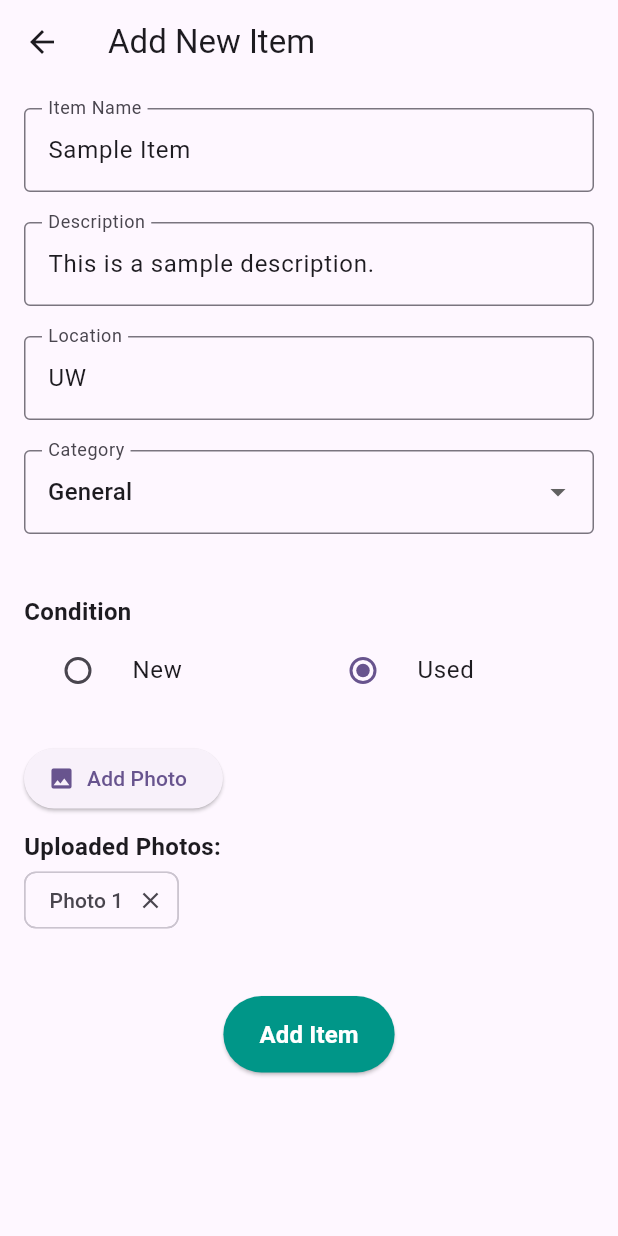
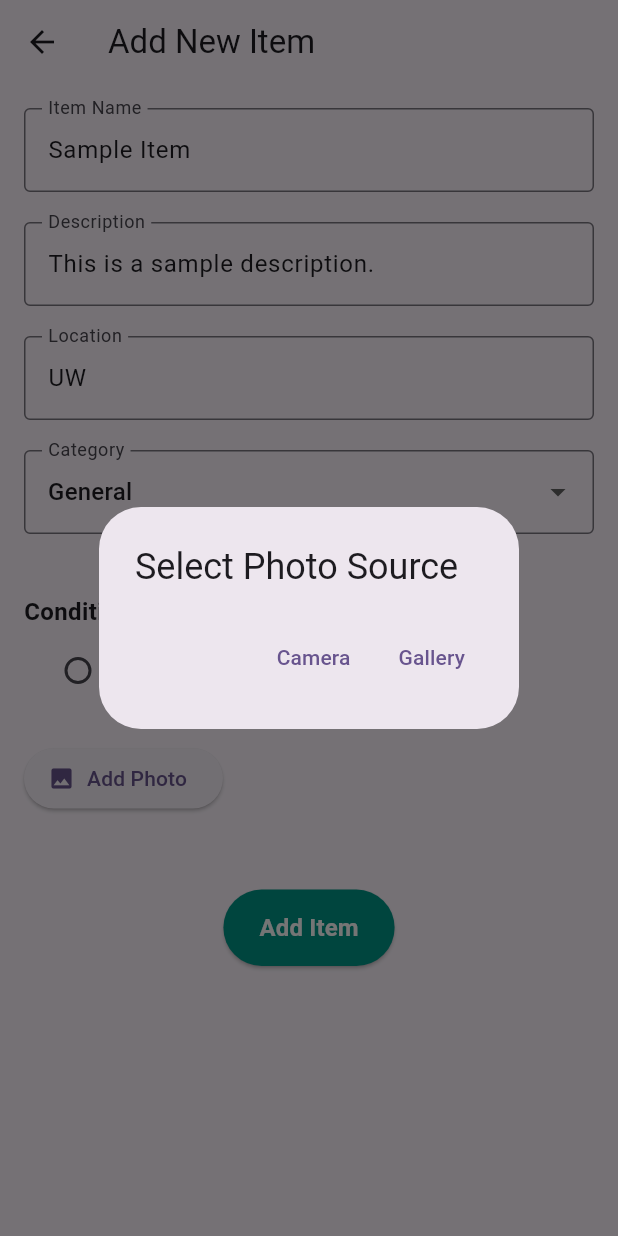
Before and after one commit to s-moshe/Dawgdealz, a Flutter app: the ItemEntryView screen opened directly, after a tap on "Add Photo", on a phone screen of 412 x 824 dp. Run offline on Flutter 3.47's test engine with Material 3 defaults, Android fonts, the phone set to English and light mode, and no system bars; our stand-ins replace firebase_core, image_picker; accounts and stored records are empty; generated files the repository leaves out were written again; network calls fail.

Commit message:
added camera access

```diff
--- a/dawgdealz/lib/views/donut_widget.dart
+++ b/dawgdealz/lib/views/donut_widget.dart
@@ -9,7 +9,7 @@
   Widget build(BuildContext context) {
     return Scaffold(
       appBar: AppBar(
-        backgroundColor: Colors.deepPurple,
+        backgroundColor: const Color.fromARGB(255, 114, 88, 159),
         title: Text('Item'),
       ),
       body: SingleChildScrollView(
--- a/dawgdealz/lib/views/item_entry_view.dart
+++ b/dawgdealz/lib/views/item_entry_view.dart
@@ -1,4 +1,7 @@
+import 'dart:io';
+
 import 'package:flutter/material.dart';
+import 'package:image_picker/image_picker.dart';
 import 'package:navigation/main.dart'; // Import the file where NavDemo is defined, which represents the main app structure.
 
 class ItemEntryView extends StatefulWidget {
@@ -22,7 +25,19 @@
   String _selectedCategory =
       'General'; // Holds the currently selected category from the dropdown.
   String _itemCondition = 'Used'; // Default for item condition
-  List<String> _uploadedPhotos = []; // list of uploaded
+  final List<File> _uploadedPhotos = []; // list of uploaded
+
+  final ImagePicker _picker = ImagePicker();
+
+   // Method to pick an image from the camera or gallery
+  Future<void> _pickImage(ImageSource source) async {
+    final XFile? image = await _picker.pickImage(source: source);
+    if (image != null) {
+      setState(() {
+        _uploadedPhotos.add(File(image.path));  // Add the image file to the list of uploaded photos
+      });
+    }
+  }
 
   @override
   Widget build(BuildContext context) {
@@ -185,9 +200,29 @@
                 child: ElevatedButton.icon(
                   onPressed: () {
                     // Placeholder logic for adding photos.
-                    setState(() {
-                      _uploadedPhotos.add("Photo ${_uploadedPhotos.length + 1}"); // Add placeholder photo.
-                    });
+                     // Show a dialog to choose between camera or gallery
+                    showDialog(
+                      context: context,
+                      builder: (context) => AlertDialog(
+                        title: const Text('Select Photo Source'),
+                        actions: [
+                          TextButton(
+                            onPressed: () {
+                              Navigator.pop(context);
+                              _pickImage(ImageSource.camera);  // Take a picture
+                            },
+                            child: const Text('Camera'),
+                          ),
+                          TextButton(
+                            onPressed: () {
+                              Navigator.pop(context);
+                              _pickImage(ImageSource.gallery);  // Pick from gallery
+                            },
+                            child: const Text('Gallery'),
+                          ),
+                        ],
+                      ),
+                    );
                   },
                   icon: const Icon(Icons.photo), // Icon for the button.
                   label: const Text('Add Photo'),
@@ -204,19 +239,35 @@
                       'Uploaded Photos:',
                       style: TextStyle(fontSize: 16, fontWeight: FontWeight.bold),
                     ),
-                    Wrap(
-                      spacing: 8.0, // Space between photo chips.
-                      children: _uploadedPhotos
-                          .map((photo) => Chip(
-                                label: Text(photo), // Display photo name.
-                                deleteIcon: const Icon(Icons.close), // Delete icon for each photo.
-                                onDeleted: () {
-                                  setState(() {
-                                    _uploadedPhotos.remove(photo); // Remove photo when delete icon is clicked.
-                                  });
-                                },
-                              ))
-                          .toList(),
+                   Wrap(
+                    spacing: 8.0,
+                    runSpacing: 8.0,
+                    children: _uploadedPhotos.map((photo) {
+                      return Stack(
+                        alignment: Alignment.topRight,
+                        children: [
+                          Container(
+                            width: 100, // Adjust width.
+                            height: 100, // Adjust height.
+                            decoration: BoxDecoration(
+                              borderRadius: BorderRadius.circular(8),
+                              image: DecorationImage(
+                                image: FileImage(photo),
+                                fit: BoxFit.cover,
+                              ),
+                            ),
+                          ),
+                          IconButton(
+                            icon: const Icon(Icons.close, color: Colors.red),
+                            onPressed: () {
+                              setState(() {
+                                _uploadedPhotos.remove(photo); // Remove photo when delete icon is clicked.
+                              });
+                            },
+                          ),
+                        ],
+                      );
+                    }).toList(),
                     ),
                   ],
                 ),
--- a/dawgdealz/pubspec.yaml
+++ b/dawgdealz/pubspec.yaml
@@ -30,6 +30,7 @@
 dependencies:
   flutter:
     sdk: flutter
+  image_picker: ^1.1.2
 
 
   # The following adds the Cupertino Icons font to your application.
```
Also changed, not shown: dawgdealz/pubspec.lock, 7 other files.
